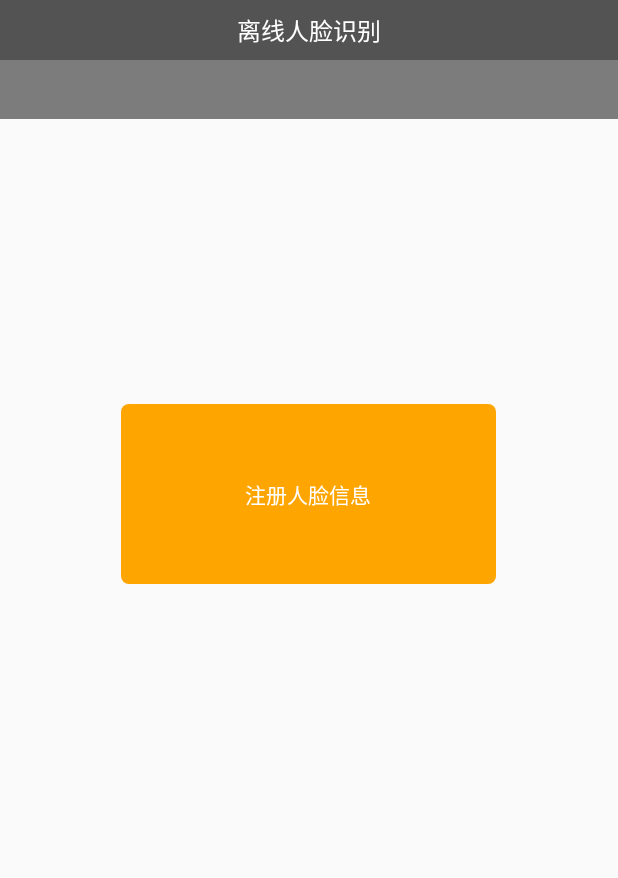
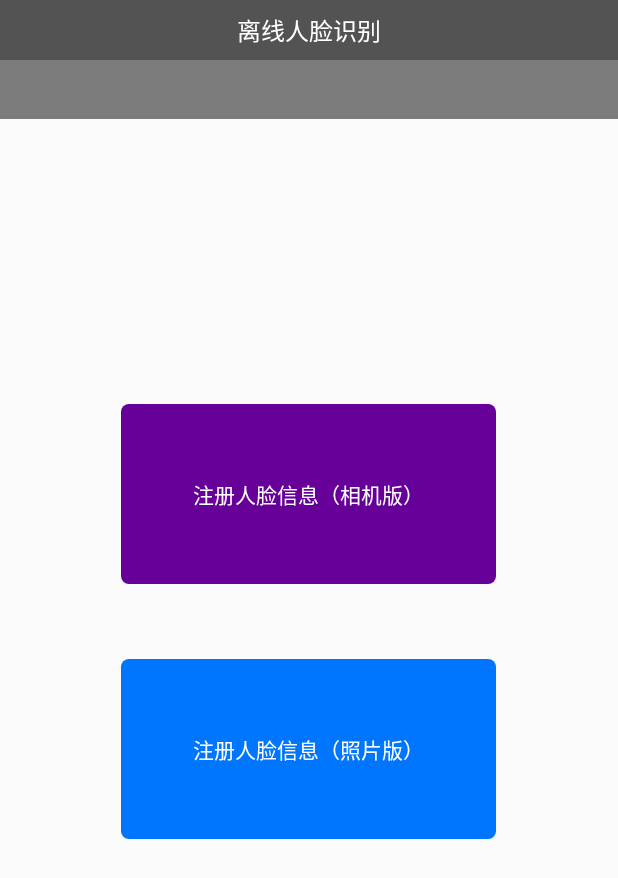
Before and after one commit to AndyYan1010/FaceRecognition, an Android app: the TXLiveFaceCheckActivity screen opened directly, with no data from a screen before it, on a phone screen of 412 x 824 dp. Shown: the top 878 px of the screen. Run offline under Robolectric (Android 15) with nearby library versions, the phone set to English and light mode, and no system bars; our stand-ins replace ButterKnife; 4 statements that could not run were skipped.

Commit message:
updata 1.for up 人脸特征值

```diff
--- a/app/src/main/java/com/botian/recognition/sdksupport/ShowCheckFaceDialogView.java
+++ b/app/src/main/java/com/botian/recognition/sdksupport/ShowCheckFaceDialogView.java
@@ -94,9 +94,9 @@ public class ShowCheckFaceDialogView {
         spinnerPerson.setOnItemSelectedListener(new AdapterView.OnItemSelectedListener() {
             @Override
             public void onItemSelected(AdapterView<?> parent, View view, int position, long id) {
+                selectName = mPersonList.get(position).getFname();
                 selectID   = mPersonList.get(position).getId();
-                selectName = mPersonList.get(position).getFname();
-                ((RegWithAndroidCameraActivity) context).setSelectName(selectName);
+                ((RegWithAndroidCameraActivity) context).setSelectName(selectName, selectID);
             }
 
             @Override
@@ -174,7 +174,9 @@ public class ShowCheckFaceDialogView {
                 }
                 if (null != resultBean.getList() && resultBean.getList().size() > 0) {
                     selectName = resultBean.getList().get(0).getFname();
+                    selectID   = resultBean.getList().get(0).getId();
                     tv_name.setText(selectName);
+                    ((RegWithAndroidCameraActivity) context).setSelectName(selectName, selectID);
                 } else {
                     ToastUtils.showToast("网络请求错误，人员姓名查询失败！");
                 }
--- a/app/src/main/res/layout/act_tx_face_check.xml
+++ b/app/src/main/res/layout/act_tx_face_check.xml
@@ -53,7 +53,18 @@
         android:layout_marginTop="50dp"
         android:background="@drawable/bg_round_corner_orange"
         android:gravity="center"
-        android:text="注册人脸信息"
+        android:text="注册人脸信息（相机版）"
+        android:textColor="@color/white"
+        android:textSize="14sp" />
+
+    <TextView
+        android:id="@+id/tv_regist_pic"
+        android:layout_width="250dp"
+        android:layout_height="120dp"
+        android:layout_marginTop="50dp"
+        android:background="@drawable/bg_round_corner_blue"
+        android:gravity="center"
+        android:text="注册人脸信息（照片版）"
         android:textColor="@color/white"
         android:textSize="14sp" />
 
```
Also changed, not shown: app/src/main/java/com/botian/recognition/activity/RegWithAndroidCameraActivity.java (+4 -3 lines).
